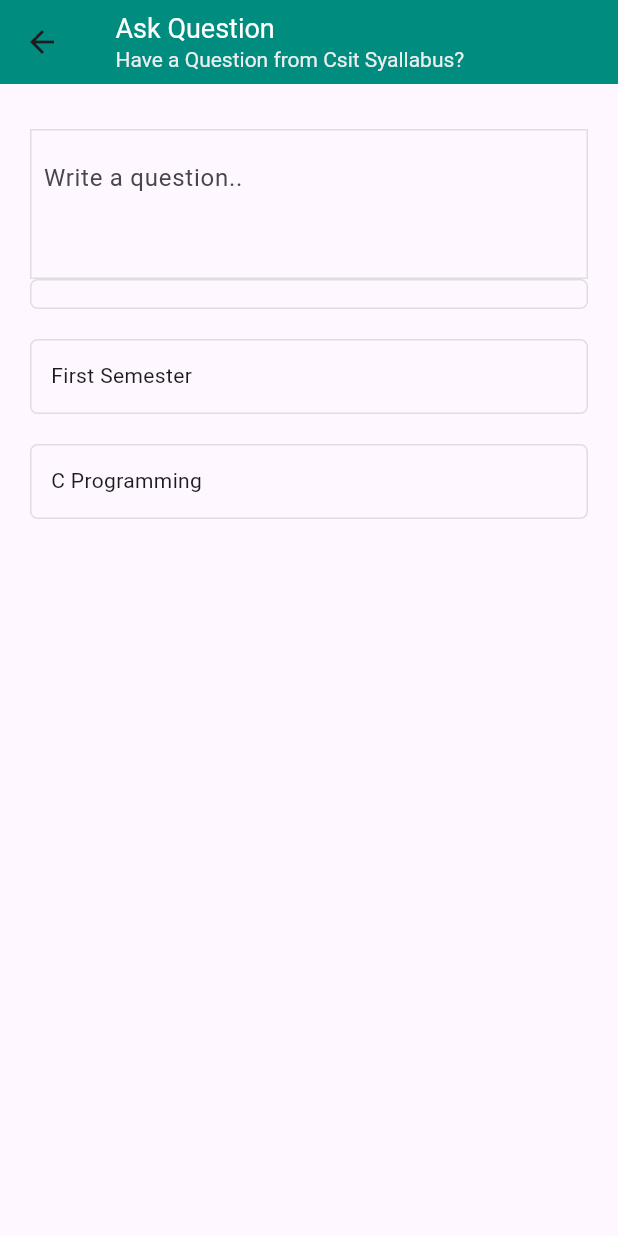
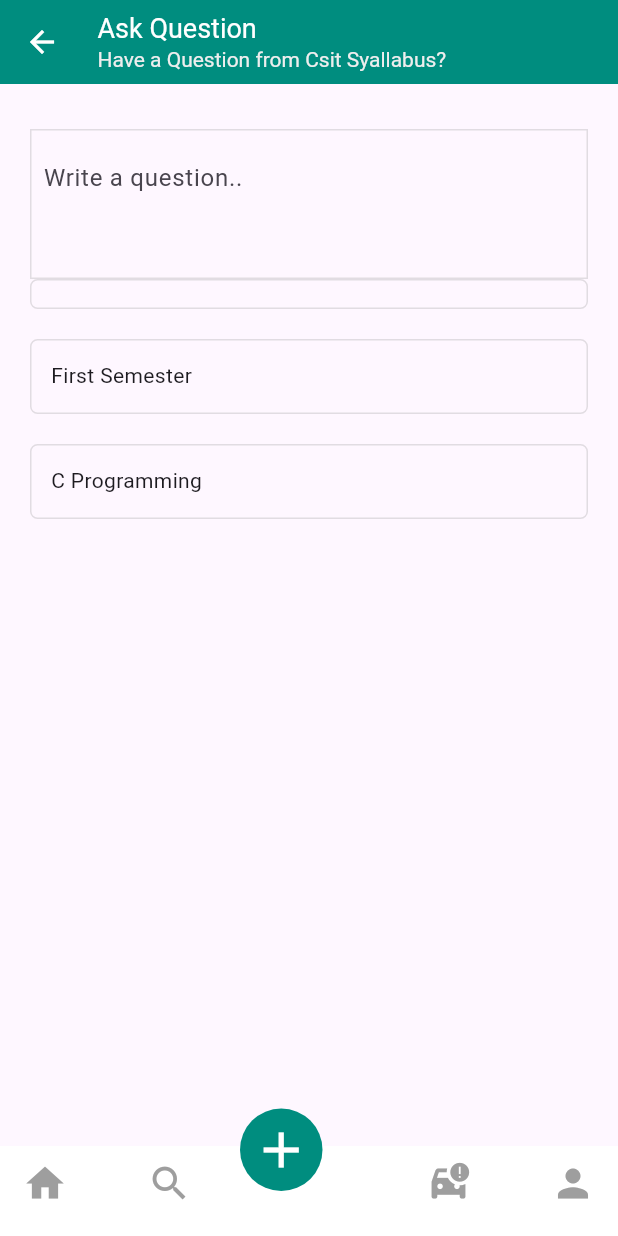
Before and after one commit to samirbahadurthapa/Hamro-Csit, a Flutter app: the screen it shows after launch, scrolled down 576 dp, after a tap on the "add" icon, on a phone screen of 412 x 824 dp. Run offline on Flutter 3.47's test engine with Material 3 defaults, Android fonts, the phone set to English and light mode, and no system bars; missing offline and left inert: syncfusion_flutter_pdfviewer.

Commit message:
finishe ui of hamrocsit

```diff
--- a/lib/screens/add_screen.dart
+++ b/lib/screens/add_screen.dart
@@ -8,18 +8,24 @@ class AddScreen extends StatelessWidget {
     return Scaffold(
       appBar: AppBar(
         backgroundColor: Color(0xff008D7F),
-        title: Padding(
-          padding: const EdgeInsets.symmetric(horizontal: 5.0),
-         child: Column(
-          crossAxisAlignment: CrossAxisAlignment.start,
+        title: Row(
           children: [
-            Text("Ask Question",style: TextStyle(color: Colors.white,fontSize: 18),),
-            Text("Have a Question from Csit Syallabus?",style: TextStyle(color: Colors.grey[200],fontSize: 14),)
+            Icon(Icons.arrow_back,color: Colors.white,),
+            Padding(
+              padding: const EdgeInsets.only(left: 25),
+              child: Column(
+
+               crossAxisAlignment: CrossAxisAlignment.start,
+               children: [
+                 Text("Ask Question",style: TextStyle(color: Colors.white,fontSize: 18),),
+                 Text("Have a Question from Csit Syallabus?",style: TextStyle(color: Colors.grey[200],fontSize: 14)),
+               ],
+              ),
+            ),
           ],
-         ),
         ),
       ),
-      body: Column(
+      body: ListView(
         children: [
           SizedBox(height: 30,),
           Padding(
--- a/lib/screens/article_screen.dart
+++ b/lib/screens/article_screen.dart
@@ -7,6 +7,7 @@ class ArticleScreen extends StatelessWidget {
   Widget build(BuildContext context) {
     return Scaffold(
       appBar: AppBar(
+
         backgroundColor: Color(0xff008D7F),
         title: Padding(
           padding: const EdgeInsets.symmetric(horizontal: 20.0),
--- a/lib/screens/dashboard_screen.dart
+++ b/lib/screens/dashboard_screen.dart
@@ -17,6 +17,7 @@ class _DashboardScreenState extends State<DashboardScreen> {
   List<Widget> _pages = [
     HomeScreen(),
     CompilersScreen(),
+    AddScreen(),
     ArticleScreen(),
     SettingScreens(),
   ];
@@ -58,8 +59,8 @@ class _DashboardScreenState extends State<DashboardScreen> {
                   _custumBottonNavigation(Icons.search, 1),
                   SizedBox(width: 50),
 
-                  _custumBottonNavigation(Icons.car_crash, 2),
-                  _custumBottonNavigation(Icons.person, 3),
+                  _custumBottonNavigation(Icons.car_crash,3),
+                  _custumBottonNavigation(Icons.person, 4),
                 ],
               ),
             ),
@@ -69,10 +70,8 @@ class _DashboardScreenState extends State<DashboardScreen> {
             left: 160,
             child: InkWell(
               onTap: () {
-                Navigator.push(
-                  context,MaterialPageRoute(builder: (context)=>AddScreen())
-                );
 
+                _stateChange(2);
               },
               child: Container(
                 height: 55,
```
